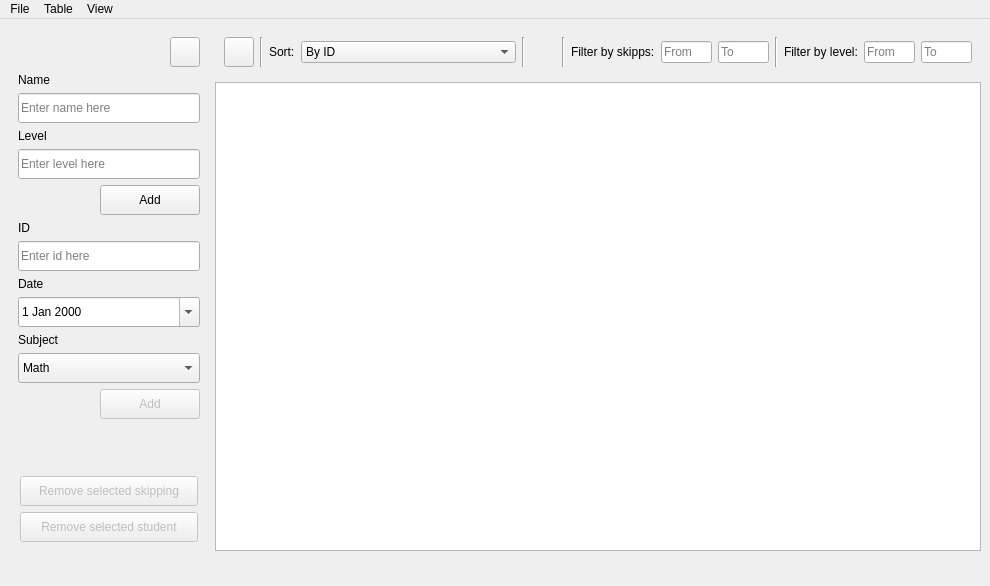
Above: databasemain.ui from Etwas-Trufanov/db_oop_2 before the change. Below: the same form after it.
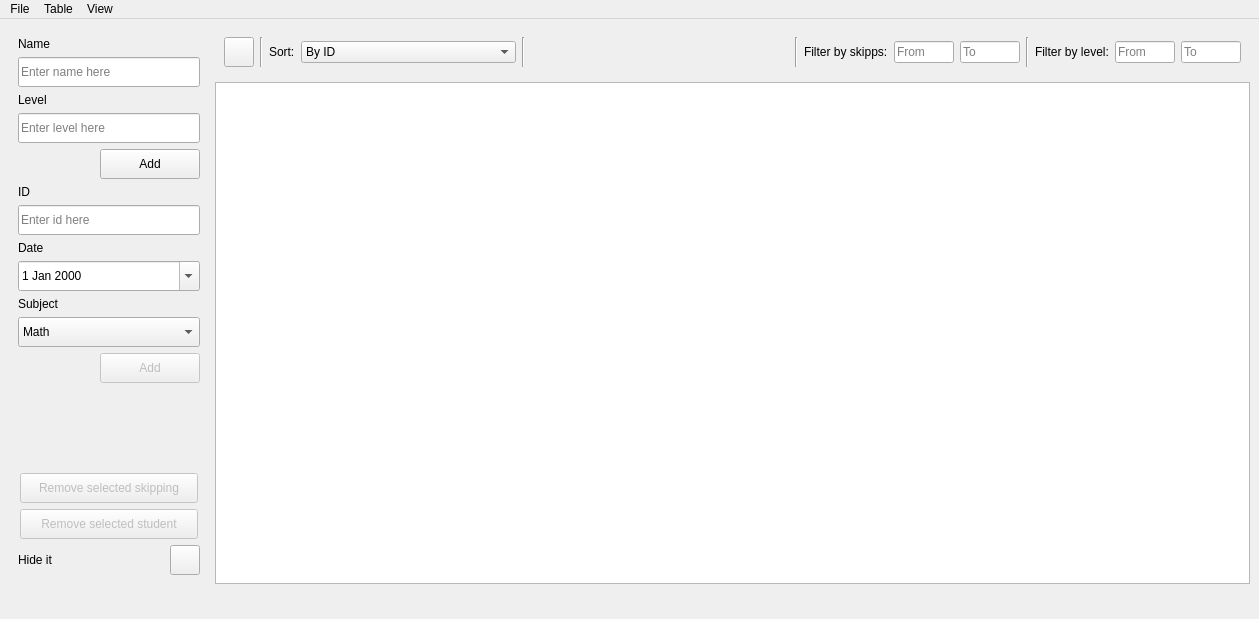
That is the form after the change. Icons and pictures are not drawn.

What changed in the file:
```diff
--- a/databasemain.ui
+++ b/databasemain.ui
@@ -6,8 +6,8 @@
    <rect>
     <x>0</x>
     <y>0</y>
-    <width>990</width>
-    <height>586</height>
+    <width>1259</width>
+    <height>619</height>
    </rect>
   </property>
   <property name="minimumSize">
@@ -54,45 +54,6 @@
           <layout class="QGridLayout" name="gridLayout_2">
            <item row="0" column="0">
             <layout class="QVBoxLayout" name="verticalLayout_4">
-             <item>
-              <layout class="QHBoxLayout" name="horizontalLayout_2">
-               <item>
-                <spacer name="horizontalSpacer_4">
-                 <property name="orientation">
-                  <enum>Qt::Orientation::Horizontal</enum>
-                 </property>
-                 <property name="sizeHint" stdset="0">
-                  <size>
-                   <width>40</width>
-                   <height>20</height>
-                  </size>
-                 </property>
-                </spacer>
-               </item>
-               <item>
-                <widget class="QPushButton" name="hideAddDockButton">
-                 <property name="minimumSize">
-                  <size>
-                   <width>30</width>
-                   <height>30</height>
-                  </size>
-                 </property>
-                 <property name="maximumSize">
-                  <size>
-                   <width>30</width>
-                   <height>30</height>
-                  </size>
-                 </property>
-                 <property name="text">
-                  <string/>
-                 </property>
-                 <property name="icon">
-                  <iconset theme="QIcon::ThemeIcon::GoPrevious"/>
-                 </property>
-                </widget>
-               </item>
-              </layout>
-             </item>
              <item>
               <layout class="QVBoxLayout" name="verticalLayout">
                <property name="sizeConstraint">
@@ -518,6 +479,52 @@
                  </item>
                 </layout>
                </item>
+               <item>
+                <layout class="QHBoxLayout" name="horizontalLayout_2">
+                 <item>
+                  <widget class="QLabel" name="label_2">
+                   <property name="text">
+                    <string>Hide it</string>
+                   </property>
+                  </widget>
+                 </item>
+                 <item>
+                  <spacer name="horizontalSpacer_4">
+                   <property name="orientation">
+                    <enum>Qt::Orientation::Horizontal</enum>
+                   </property>
+                   <property name="sizeHint" stdset="0">
+                    <size>
+                     <width>40</width>
+                     <height>20</height>
+                    </size>
+                   </property>
+                  </spacer>
+                 </item>
+                 <item>
+                  <widget class="QPushButton" name="hideAddDockButton">
+                   <property name="minimumSize">
+                    <size>
+                     <width>30</width>
+                     <height>30</height>
+                    </size>
+                   </property>
+                   <property name="maximumSize">
+                    <size>
+                     <width>30</width>
+                     <height>30</height>
+                    </size>
+                   </property>
+                   <property name="text">
+                    <string/>
+                   </property>
+                   <property name="icon">
+                    <iconset theme="QIcon::ThemeIcon::GoPrevious"/>
+                   </property>
+                  </widget>
+                 </item>
+                </layout>
+               </item>
               </layout>
              </item>
             </layout>
@@ -779,7 +786,7 @@
     <rect>
      <x>0</x>
      <y>0</y>
-     <width>990</width>
+     <width>1259</width>
      <height>22</height>
     </rect>
    </property>
```
